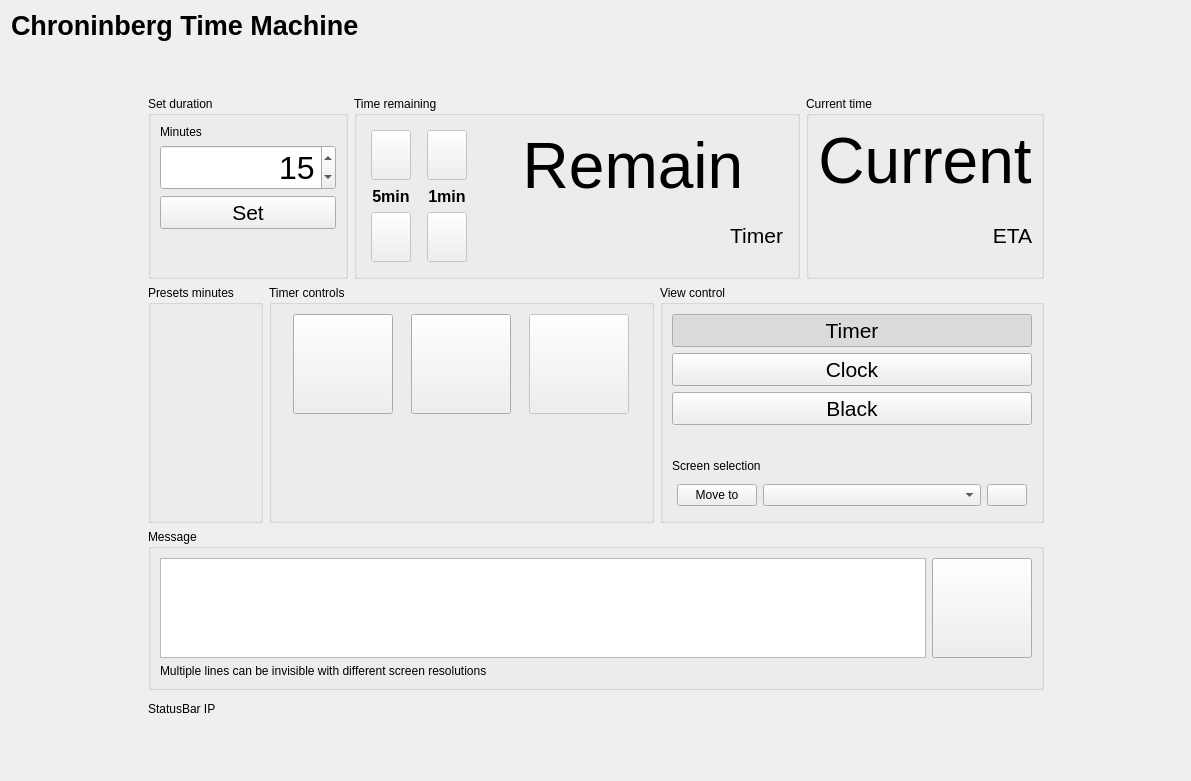
Before: the Qt Designer form UI/MainWindow.ui in ramaxa9/chroninberg, drawn with Qt 5.
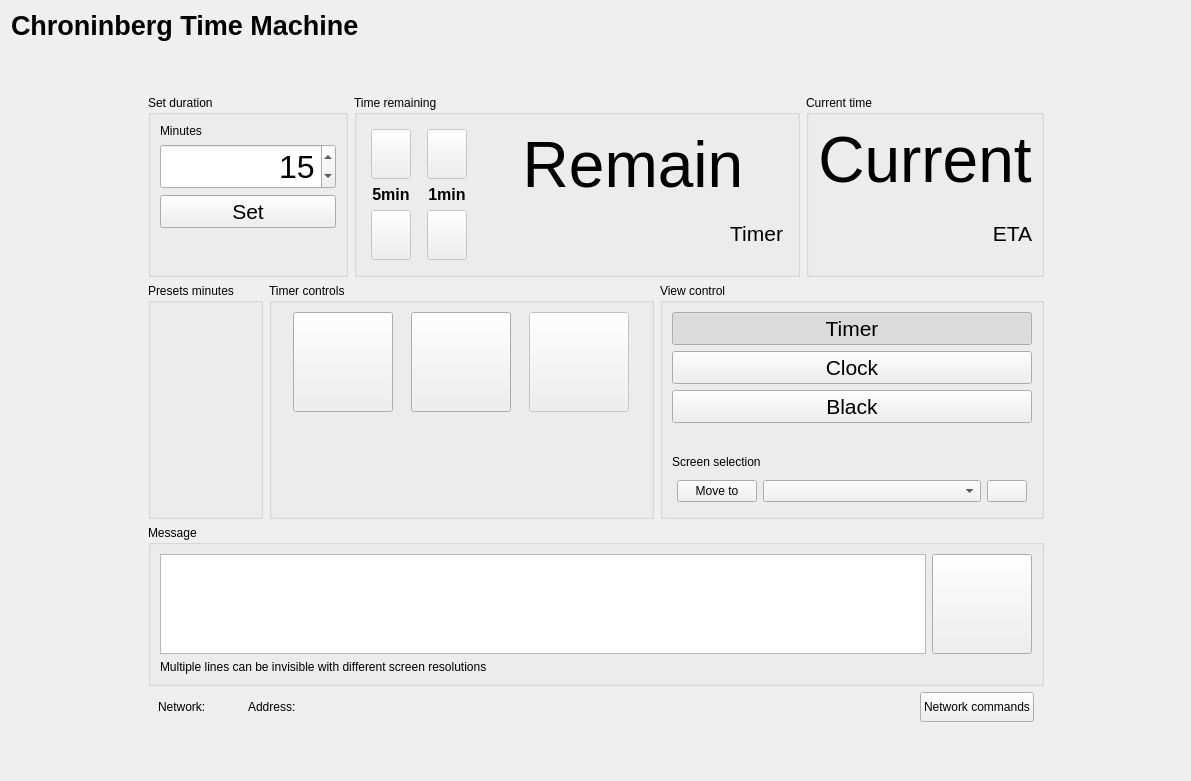
After: the same form once the commit is applied. Icons and pictures are not drawn.

Commit message: basic network controls

What changed in the file:
```diff
--- a/UI/MainWindow.ui
+++ b/UI/MainWindow.ui
@@ -797,22 +797,143 @@
          </widget>
         </item>
         <item>
-         <widget class="QLabel" name="StatusBar">
+         <widget class="QWidget" name="widget_2" native="true">
           <property name="minimumSize">
            <size>
             <width>0</width>
-            <height>25</height>
+            <height>30</height>
            </size>
           </property>
           <property name="maximumSize">
            <size>
             <width>16777215</width>
-            <height>25</height>
+            <height>30</height>
            </size>
           </property>
-          <property name="text">
-           <string>StatusBar IP</string>
-          </property>
+          <layout class="QHBoxLayout" name="horizontalLayout_2">
+           <property name="leftMargin">
+            <number>10</number>
+           </property>
+           <property name="topMargin">
+            <number>0</number>
+           </property>
+           <property name="rightMargin">
+            <number>10</number>
+           </property>
+           <property name="bottomMargin">
+            <number>0</number>
+           </property>
+           <item>
+            <widget class="QLabel" name="lbl_network_status_hint">
+             <property name="minimumSize">
+              <size>
+               <width>0</width>
+               <height>25</height>
+              </size>
+             </property>
+             <property name="maximumSize">
+              <size>
+               <width>16777215</width>
+               <height>25</height>
+              </size>
+             </property>
+             <property name="text">
+              <string>Network: </string>
+             </property>
+            </widget>
+           </item>
+           <item>
+            <widget class="QLabel" name="lbl_network_status">
+             <property name="font">
+              <font>
+               <bold>true</bold>
+              </font>
+             </property>
+             <property name="text">
+              <string/>
+             </property>
+            </widget>
+           </item>
+           <item>
+            <spacer name="horizontalSpacer">
+             <property name="orientation">
+              <enum>Qt::Horizontal</enum>
+             </property>
+             <property name="sizeType">
+              <enum>QSizePolicy::Fixed</enum>
+             </property>
+             <property name="sizeHint" stdset="0">
+              <size>
+               <width>20</width>
+               <height>20</height>
+              </size>
+             </property>
+            </spacer>
+           </item>
+           <item>
+            <widget class="QLabel" name="lbl_ipaddr_hint">
+             <property name="minimumSize">
+              <size>
+               <width>0</width>
+               <height>25</height>
+              </size>
+             </property>
+             <property name="maximumSize">
+              <size>
+               <width>16777215</width>
+               <height>25</height>
+              </size>
+             </property>
+             <property name="text">
+              <string>Address: </string>
+             </property>
+            </widget>
+           </item>
+           <item>
+            <widget class="QLabel" name="lbl_ipaddr">
+             <property name="font">
+              <font>
+               <bold>true</bold>
+              </font>
+             </property>
+             <property name="text">
+              <string/>
+             </property>
+             <property name="textFormat">
+              <enum>Qt::AutoText</enum>
+             </property>
+             <property name="scaledContents">
+              <bool>false</bool>
+             </property>
+            </widget>
+           </item>
+           <item>
+            <spacer name="horizontalSpacer_2">
+             <property name="orientation">
+              <enum>Qt::Horizontal</enum>
+             </property>
+             <property name="sizeHint" stdset="0">
+              <size>
+               <width>40</width>
+               <height>20</height>
+              </size>
+             </property>
+            </spacer>
+           </item>
+           <item>
+            <widget class="QPushButton" name="btn_network_help">
+             <property name="minimumSize">
+              <size>
+               <width>30</width>
+               <height>30</height>
+              </size>
+             </property>
+             <property name="text">
+              <string>Network commands</string>
+             </property>
+            </widget>
+           </item>
+          </layout>
          </widget>
         </item>
        </layout>
```
Left out of the diff: 26 changed lines with no effect on the pictures. The commit also changes 11 other files.
